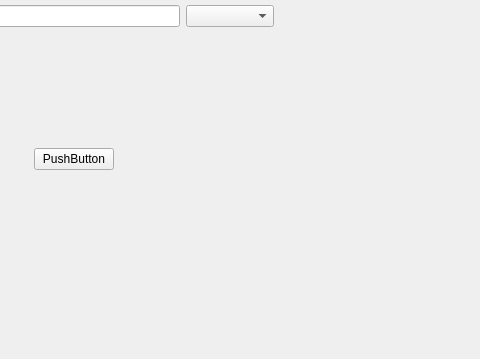
Above: pyq_test/mixture/qlinedit_text.ui from judeqshan/pythontest before the change; both pictures show x 207 to 687 and y 241 to 600 of the 800 by 600 pixel window. Below: the same form after it.
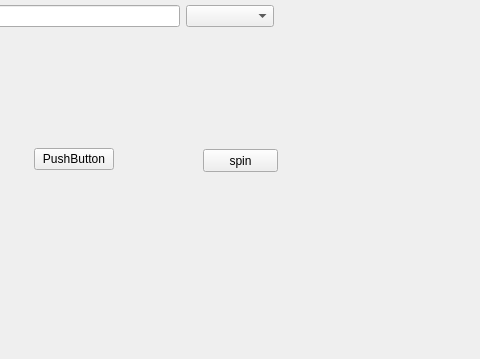
That is the form after the change.

Commit message: title: 	1. add spin test 	2. add cython setup.py

Diff of the .ui file:
```diff
--- a/pyq_test/mixture/qlinedit_text.ui
+++ b/pyq_test/mixture/qlinedit_text.ui
@@ -53,7 +53,7 @@
      </item>
     </layout>
    </widget>
-   <widget class="QWidget" name="">
+   <widget class="QWidget" name="layoutWidget">
     <property name="geometry">
      <rect>
       <x>120</x>
@@ -85,6 +85,19 @@
      </item>
     </layout>
    </widget>
+   <widget class="QPushButton" name="pushButton_spin">
+    <property name="geometry">
+     <rect>
+      <x>410</x>
+      <y>390</y>
+      <width>75</width>
+      <height>23</height>
+     </rect>
+    </property>
+    <property name="text">
+     <string>spin</string>
+    </property>
+   </widget>
   </widget>
   <widget class="QMenuBar" name="menubar">
    <property name="geometry">
```
The commit also changes 2 other files.
